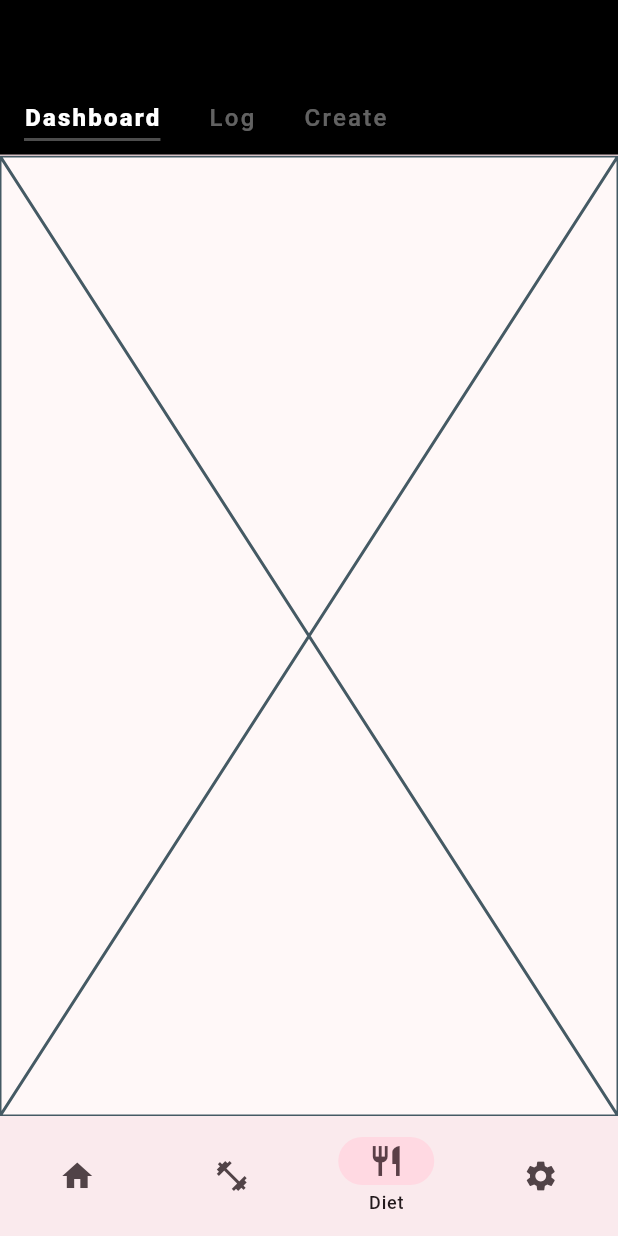
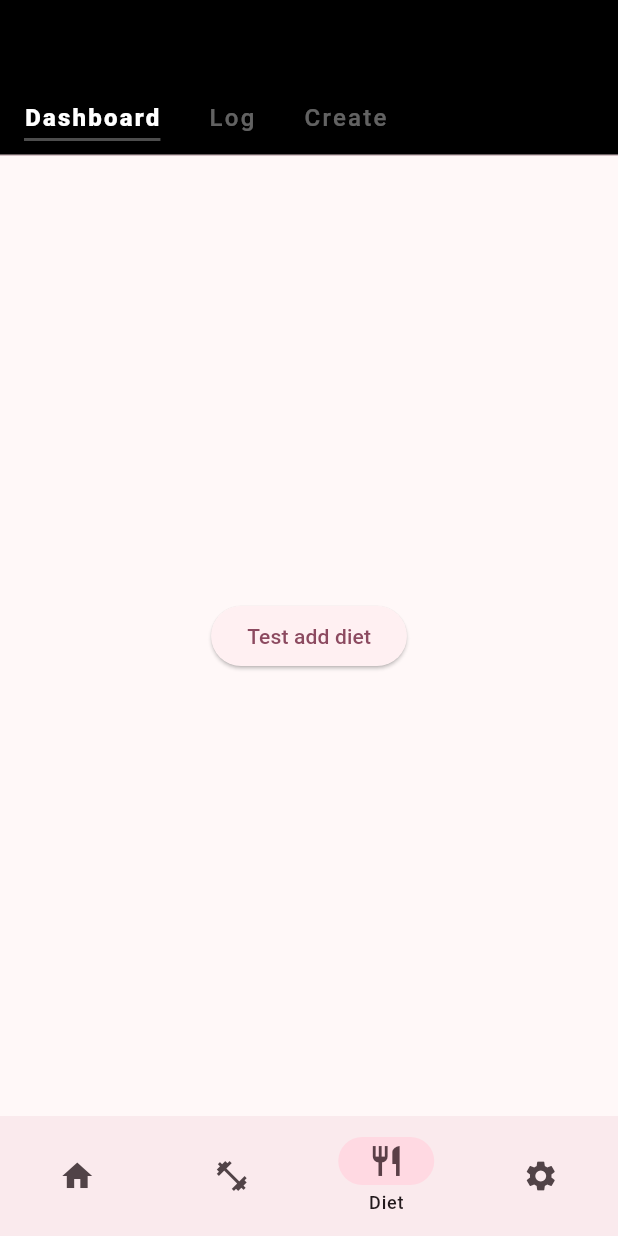
Before and after one commit to CSCI4100U/mobile-group-project-2023-mlja, a Flutter app: the screen it shows once a user with an empty profile is signed in, item 3 of the bottom bar chosen, on a phone screen of 412 x 824 dp. Run offline on Flutter 3.47's test engine with Material 3 defaults, Android fonts, the phone set to English and light mode, and no system bars; our stand-ins replace cloud_firestore, firebase_auth, firebase_core, firebase_messaging, fl_chart, flutter_local_notifications and 6 more; missing offline and left inert: firebase_ui_auth, flutter_map_geojson; accounts and stored records are empty.

Commit message:
cloud db methods for Diet objs

```diff
--- a/life_balance_plus/lib/control/diets_control.dart
+++ b/life_balance_plus/lib/control/diets_control.dart
@@ -1,3 +1,4 @@
+import 'package:cloud_firestore/cloud_firestore.dart';
 import 'package:sqflite/sqflite.dart';
 import 'dart:async';
 import '../data/database_provider.dart';
@@ -15,16 +16,31 @@ class DietControl {
   }
 
   Future<int> addDiet(Diet diet) async {
+    addCloudDiet(diet);
     final Database db = await DatabaseProvider.instance.database;
     return db.insert('diets', diet.toMap(),
         conflictAlgorithm: ConflictAlgorithm.replace);
   }
 
+  Future addCloudDiet(Diet diet) async {
+    final ref = FirebaseFirestore.instance.collection('diets').doc();
+    try {
+      ref.set(diet.toMap());
+    } catch (e) {
+      print("Error adding Diet to Firestore: $e");
+    }
+  }
+
   Future addDietsMult(List<Diet> diets) async {
     final Database db = await DatabaseProvider.instance.database;
-    diets.forEach((ex) {
-      db.insert('diets', ex.toMap(),
-          conflictAlgorithm: ConflictAlgorithm.replace);
+    // diets.forEach((diet) {
+    //   db.insert('diets', diet.toMap(),
+    //       conflictAlgorithm: ConflictAlgorithm.replace);
+    // });
+    await Future.forEach(diets, (Diet diet) async {
+      await db.insert('diets', diet.toMap(),
+        conflictAlgorithm: ConflictAlgorithm.replace);
+      await addCloudDiet(diet);
     });
   }
 
@@ -34,8 +50,24 @@ class DietControl {
         .update('diets', diet.toMap(), where: 'id = ?', whereArgs: [diet.id]);
   }
 
-  Future deleteDiet(int id) async {
+  Future updateCloudDiet(Diet diet) async {
+    FirebaseFirestore.instance.collection('diets')
+        .doc(diet.id!.toString()).update(diet.toMap());
+  }
+
+  Future deleteDiet(Diet diet) async {
     final Database db = await DatabaseProvider.instance.database;
-    await db.delete('diets', where: 'id = ?', whereArgs: [id]);
+    await db.delete('diets', where: 'id = ?', whereArgs: [diet.id]);
+    await deleteCloudDiet(diet);
+  }
+
+  Future deleteCloudDiet(Diet diet) async {
+    FirebaseFirestore.instance.collection('diets')
+        .doc(diet.firestoreId).delete()
+        .then((_) {
+          print('Diet deleted from Firestore: $diet');
+      }).catchError((e) {
+        print("Error deleting diet from Firestore: $e");
+    });
   }
 }
--- a/life_balance_plus/lib/data/database_provider.dart
+++ b/life_balance_plus/lib/data/database_provider.dart
@@ -78,6 +78,7 @@ class DatabaseProvider {
     await db.execute('''
           CREATE TABLE IF NOT EXISTS diets(
             id INTEGER PRIMARY KEY,
+            firestoreId TEXT
             dailyCals INTEGER,
             startDate TEXT,
             endDate TEXT,
--- a/life_balance_plus/lib/data/model/diet.dart
+++ b/life_balance_plus/lib/data/model/diet.dart
@@ -1,5 +1,6 @@
 import 'package:flutter/material.dart';
 import 'package:intl/intl.dart';
+import 'package:cloud_firestore/cloud_firestore.dart';
 import 'meal.dart';
 
 enum DietType {
@@ -17,6 +18,7 @@ enum DietStatus {
 }
 
 class Diet {
+  String? firestoreId;
   int? id;
   int dailyCals;
   DietType dietType;
@@ -27,6 +29,7 @@ class Diet {
   DietStatus? status;
 
   Diet({
+    this.firestoreId,
     this.id,
     required this.dailyCals,
     required this.dietType,
@@ -75,9 +78,10 @@ class Diet {
 
   factory Diet.fromMap(Map<String, dynamic> map) {
     return Diet(
+      firestoreId: map['firestoreId'],
       id: map['id'],
       dailyCals: map['dailyCals'],
-      dietType: map['dietType'],
+      dietType: DietType.values[map['dietType']],
       startDate: DateTime.tryParse(map['startDate']),
       endDate: DateTime.tryParse(map['endDate']),
       mealsHistory: map['mealsHistory'],
@@ -88,9 +92,10 @@ class Diet {
 
   Map<String, dynamic> toMap() {
     return {
+      'firestoreId': firestoreId,
       'id': id,
       'dailyCals': dailyCals,
-      'dietType': dietType,
+      'dietType': dietType.index,
       'startDate': startDate?.toIso8601String(),
       'endDate': endDate?.toIso8601String(),
       'mealsHistory': mealsHistory,
--- a/life_balance_plus/lib/view/pages/diet/diet_page.dart
+++ b/life_balance_plus/lib/view/pages/diet/diet_page.dart
@@ -1,7 +1,9 @@
 import 'package:flutter/material.dart';
 import 'package:life_balance_plus/view/widgets/custom_tabbar.dart';
 import '../../../data/model/meal.dart';
+import '../../../data/model/diet.dart';
 import '../../../control/meals_control.dart';
+import '../../../control/diets_control.dart';
 import 'meals_data_table.dart';
 
 class DietPage extends StatefulWidget {
@@ -11,6 +13,7 @@ class DietPage extends StatefulWidget {
 
 class _DietPageState extends State<DietPage> {
   List<Meal> meals = [];
+  late Diet sampleDiet;
 
   Future<void> _loadMeals() async {
     final meals_ = await MealControl().getAllMeals();
@@ -25,13 +28,24 @@ class _DietPageState extends State<DietPage> {
     // Uncomment this the first time you run to add some meals to the local db
     MealControl().addDummyData();
     _loadMeals();
+    sampleDiet = Diet(
+        dailyCals: 10,
+        dietType: DietType.other,
+    );
   }
 
   @override
   Widget build(BuildContext context) {
     return CustomTabbar(
       pages: [
-        Placeholder(),
+        Center(
+          child: ElevatedButton(
+            child: Text("Test add diet"),
+            onPressed: () {
+              DietControl().addCloudDiet(sampleDiet);
+            }
+          )
+        ),
         Center(child: MealsDataTable(meals: meals)),
         Placeholder(),
       ],
```
Also changed, not shown: life_balance_plus/pubspec.lock.
